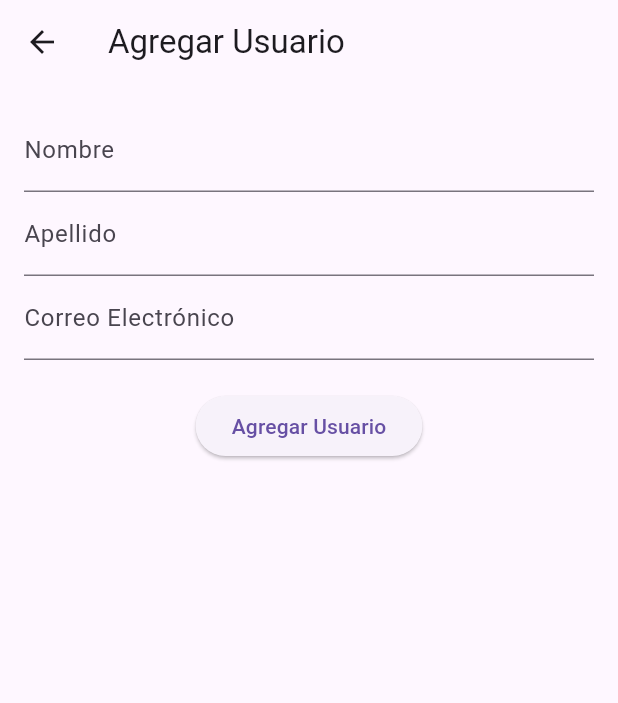
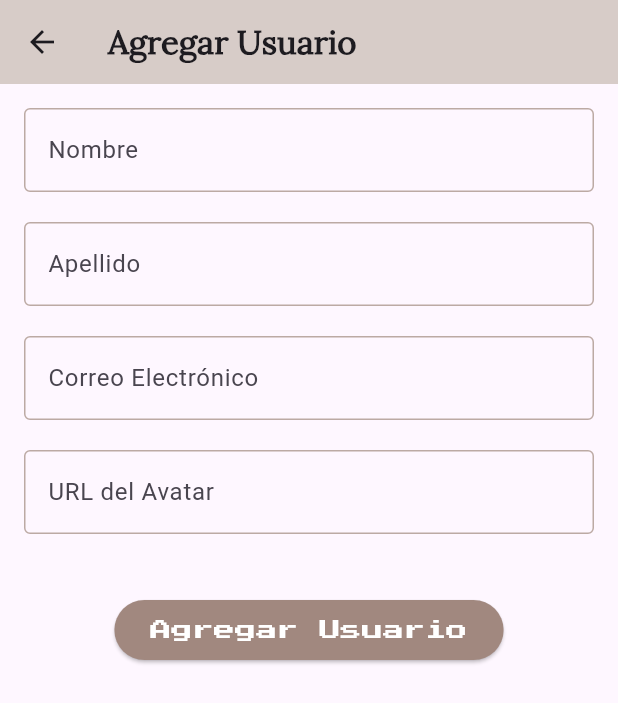
Before and after one commit to ASantiagoNunezG/DART, a Flutter app: the screen it shows after launch, after a tap on the "add" icon, on a phone screen of 412 x 824 dp. Shown: the top 703 px of the screen. Run offline on Flutter 3.47's test engine with Material 3 defaults, Android fonts, the phone set to English and light mode, and no system bars; our stand-ins replace flutter_svg, sqflite, universal_platform; accounts and stored records are empty; network calls fail.

```diff
--- a/final_lab/lib/models/user.dart
+++ b/final_lab/lib/models/user.dart
@@ -2,25 +2,25 @@
 
 class User {
   final int id;
+  final String email;
   final String firstName;
   final String lastName;
-  final String email;
   final String avatar;
 
   User({
     required this.id,
+    required this.email,
     required this.firstName,
     required this.lastName,
-    required this.email,
     required this.avatar,
   });
 
   factory User.fromJson(Map<String, dynamic> json) {
     return User(
       id: json['id'],
+      email: json['email'],
       firstName: json['first_name'],
       lastName: json['last_name'],
-      email: json['email'],
       avatar: json['avatar'],
     );
   }
--- a/final_lab/lib/screens/add_user_screen.dart
+++ b/final_lab/lib/screens/add_user_screen.dart
@@ -13,17 +13,18 @@ class _AddUserScreenState extends State<AddUserScreen> {
   String _firstName = '';
   String _lastName = '';
   String _email = '';
+  String _avatarUrl = '';
 
   void _submitForm() async {
     if (_formKey.currentState!.validate()) {
       _formKey.currentState!.save();
 
       try {
-        await createUser(_firstName, _lastName, _email);
+        await createUser(_firstName, _lastName, _email, _avatarUrl);
         ScaffoldMessenger.of(context).showSnackBar(
           SnackBar(content: Text('Usuario creado exitosamente')),
         );
-        Navigator.pop(context);
+        Navigator.pop(context); // Regresa a la lista
       } catch (error) {
         ScaffoldMessenger.of(context).showSnackBar(
           SnackBar(content: Text('Error al crear usuario: $error')),
@@ -35,7 +36,11 @@ class _AddUserScreenState extends State<AddUserScreen> {
   @override
   Widget build(BuildContext context) {
     return Scaffold(
-      appBar: AppBar(title: Text('Agregar Usuario')),
+      appBar: AppBar(
+        title: Text('Agregar Usuario',
+            style: TextStyle(fontFamily: 'Lora', fontWeight: FontWeight.bold)),
+        backgroundColor: Colors.brown[100],
+      ),
       body: Padding(
         padding: EdgeInsets.all(16.0),
         child: Form(
@@ -43,7 +48,14 @@ class _AddUserScreenState extends State<AddUserScreen> {
           child: Column(
             children: [
               TextFormField(
-                decoration: InputDecoration(labelText: 'Nombre'),
+                decoration: InputDecoration(
+                  labelText: 'Nombre',
+                  labelStyle: TextStyle(fontFamily: 'Roboto'),
+                  focusedBorder: OutlineInputBorder(
+                      borderSide: BorderSide(color: Colors.brown)),
+                  enabledBorder: OutlineInputBorder(
+                      borderSide: BorderSide(color: Colors.brown[200]!)),
+                ),
                 validator: (value) {
                   if (value == null || value.isEmpty) {
                     return 'Por favor ingresa un nombre';
@@ -54,8 +66,16 @@ class _AddUserScreenState extends State<AddUserScreen> {
                   _firstName = value!;
                 },
               ),
+              SizedBox(height: 20),
               TextFormField(
-                decoration: InputDecoration(labelText: 'Apellido'),
+                decoration: InputDecoration(
+                  labelText: 'Apellido',
+                  labelStyle: TextStyle(fontFamily: 'Roboto'),
+                  focusedBorder: OutlineInputBorder(
+                      borderSide: BorderSide(color: Colors.brown)),
+                  enabledBorder: OutlineInputBorder(
+                      borderSide: BorderSide(color: Colors.brown[200]!)),
+                ),
                 validator: (value) {
                   if (value == null || value.isEmpty) {
                     return 'Por favor ingresa un apellido';
@@ -66,8 +86,16 @@ class _AddUserScreenState extends State<AddUserScreen> {
                   _lastName = value!;
                 },
               ),
+              SizedBox(height: 20),
               TextFormField(
-                decoration: InputDecoration(labelText: 'Correo Electrónico'),
+                decoration: InputDecoration(
+                  labelText: 'Correo Electrónico',
+                  labelStyle: TextStyle(fontFamily: 'Roboto'),
+                  focusedBorder: OutlineInputBorder(
+                      borderSide: BorderSide(color: Colors.brown)),
+                  enabledBorder: OutlineInputBorder(
+                      borderSide: BorderSide(color: Colors.brown[200]!)),
+                ),
                 validator: (value) {
                   if (value == null || value.isEmpty) {
                     return 'Por favor ingresa un correo';
@@ -82,9 +110,40 @@ class _AddUserScreenState extends State<AddUserScreen> {
                 },
               ),
               SizedBox(height: 20),
+              TextFormField(
+                decoration: InputDecoration(
+                  labelText: 'URL del Avatar',
+                  labelStyle: TextStyle(fontFamily: 'Roboto'),
+                  focusedBorder: OutlineInputBorder(
+                      borderSide: BorderSide(color: Colors.brown)),
+                  enabledBorder: OutlineInputBorder(
+                      borderSide: BorderSide(color: Colors.brown[200]!)),
+                ),
+                validator: (value) {
+                  if (value == null || value.isEmpty) {
+                    return 'Por favor ingresa una URL de avatar';
+                  }
+                  final uri = Uri.tryParse(value);
+                  if (uri == null || !uri.hasAbsolutePath) {
+                    return 'Por favor ingresa una URL válida';
+                  }
+                  return null;
+                },
+                onSaved: (value) {
+                  _avatarUrl = value!;
+                },
+              ),
+              SizedBox(height: 20),
+              SizedBox(height: 20),
               ElevatedButton(
                 onPressed: _submitForm,
-                child: Text('Agregar Usuario'),
+                child: Text('Agregar Usuario',
+                    style: TextStyle(fontFamily: 'PressStart2P')),
+                style: ElevatedButton.styleFrom(
+                  backgroundColor: Colors
+                      .brown[300],
+                      foregroundColor: Colors.white,
+                ),
               ),
             ],
           ),
--- a/final_lab/lib/screens/user_list_screen.dart
+++ b/final_lab/lib/screens/user_list_screen.dart
@@ -28,16 +28,19 @@ class _UserListScreenState extends State<UserListScreen> {
   @override
   Widget build(BuildContext context) {
     return Scaffold(
-      appBar: AppBar(title: Text('Lista de Usuarios')),
+      appBar: AppBar(
+        title: Text('Lista de Usuarios', style: TextStyle(fontFamily: 'Lora', fontWeight: FontWeight.bold)),
+        backgroundColor: Colors.brown[100],
+      ),
       body: FutureBuilder<List<User>>(
         future: users,
         builder: (context, snapshot) {
           if (snapshot.connectionState == ConnectionState.waiting) {
             return Center(child: CircularProgressIndicator());
           } else if (snapshot.hasError) {
-            return Center(child: Text('Error: ${snapshot.error}'));
+            return Center(child: Text('Error: ${snapshot.error}', style: TextStyle(fontFamily: 'Roboto')));
           } else if (!snapshot.hasData || snapshot.data!.isEmpty) {
-            return Center(child: Text('No hay usuarios disponibles'));
+            return Center(child: Text('No hay usuarios disponibles', style: TextStyle(fontFamily: 'Roboto')));
           } else {
             return RefreshIndicator(
               onRefresh: () async {
@@ -47,12 +50,20 @@ class _UserListScreenState extends State<UserListScreen> {
                 itemCount: snapshot.data!.length,
                 itemBuilder: (context, index) {
                   final user = snapshot.data![index];
-                  return ListTile(
-                    leading: CircleAvatar(
-                      backgroundImage: NetworkImage(user.avatar),
+                  return Card(
+                    margin: EdgeInsets.symmetric(vertical: 8, horizontal: 16),
+                    elevation: 4,
+                    shape: RoundedRectangleBorder(
+                      borderRadius: BorderRadius.circular(10),
                     ),
-                    title: Text('${user.firstName} ${user.lastName}'),
-                    subtitle: Text(user.email),
+                    color: Colors.brown[50],
+                    child: ListTile(
+                      leading: CircleAvatar(
+                        backgroundImage: NetworkImage(user.avatar),
+                      ),
+                      title: Text('${user.firstName} ${user.lastName}', style: TextStyle(fontFamily: 'Roboto')),
+                      subtitle: Text(user.email, style: TextStyle(fontFamily: 'Roboto')),
+                    ),
                   );
                 },
               ),
@@ -69,6 +80,8 @@ class _UserListScreenState extends State<UserListScreen> {
           _refreshUsers();
         },
         child: Icon(Icons.add),
+        backgroundColor: Colors.brown[300],
+        foregroundColor: Colors.white,
       ),
     );
   }
```
Also changed, not shown: final_lab/lib/services/api_service.dart (+18 -18 lines), final_lab/pubspec.yaml (+11 -11 lines), final_lab/assets/fonts/Lora-Regular.ttf (added), final_lab/assets/fonts/PressStart2P-Regular.ttf (added), final_lab/assets/fonts/Roboto-Regular.ttf (added).
